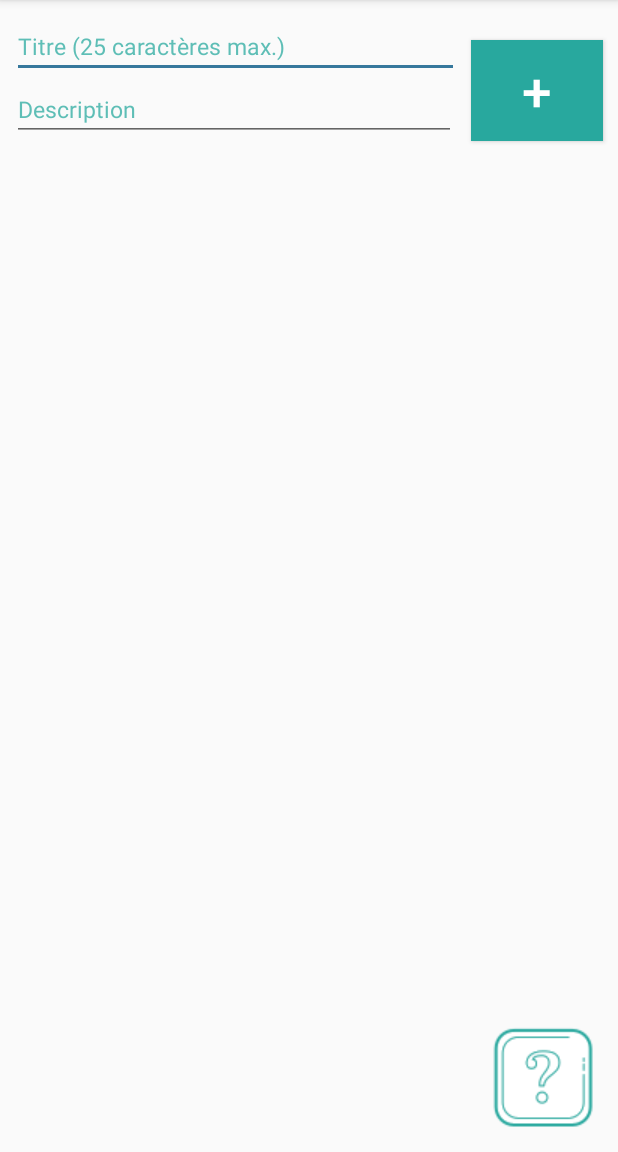
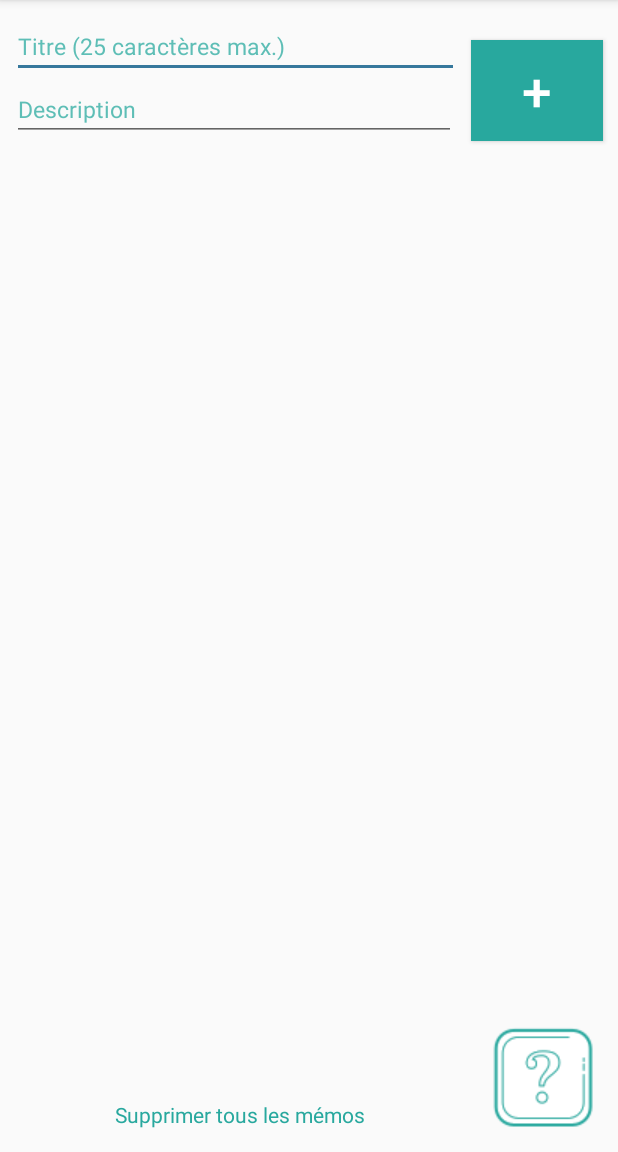
Before and after one commit to baptistelechat/MemoList, an Android app: the screen it shows after launch (MainActivity), on a phone screen of 412 x 824 dp, the part 84-1236 px from its top. Run offline under Robolectric (Android 15) with nearby library versions, the light colour scheme and no system bars; our stand-ins replace Room's generated code; libraries missing offline, so code that uses them is left out: com.loopj.android, cz.msebera.android.

Commit message:
✨ Add delete all memos

```diff
--- a/app/src/main/res/layout-land/activity_main.xml
+++ b/app/src/main/res/layout-land/activity_main.xml
@@ -47,6 +47,7 @@
         android:importantForAutofill="no" />
 
     <ImageView
+        android:id="@+id/help"
         android:layout_width="wrap_content"
         android:layout_height="wrap_content"
         app:layout_constraintBottom_toBottomOf="parent"
@@ -65,7 +66,7 @@
         app:layout_constraintLeft_toLeftOf="parent"
         app:layout_constraintRight_toLeftOf="@id/fragmentLandscape"
         app:layout_constraintTop_toBottomOf="@id/inputDescription"
-        app:layout_constraintBottom_toBottomOf="parent"
+        app:layout_constraintBottom_toTopOf="@id/deleteAll"
         android:layout_marginTop="15dp"
         android:layout_marginLeft="8dp"
         android:layout_marginRight="8dp"
@@ -99,6 +100,19 @@
         android:layout_marginLeft="8dp"
         android:layout_marginBottom="15dp"
         android:background="@color/colorPrimaryLight"
-        android:layout_marginStart="8dp" />
+        android:layout_marginStart="8dp"/>
+
+    <TextView
+        android:id="@+id/deleteAll"
+        android:layout_width="wrap_content"
+        android:layout_height="wrap_content"
+        android:text="@string/deleteAll"
+        android:textColor="@color/colorPrimary"
+        app:layout_constraintTop_toBottomOf="@id/MemoList"
+        app:layout_constraintRight_toLeftOf="@id/fragmentLandscape"
+        app:layout_constraintBottom_toBottomOf="parent"
+        app:layout_constraintLeft_toLeftOf="@id/MemoList"
+        android:layout_marginBottom="15dp"
+        android:onClick="deleteAll"/>
 
 </androidx.constraintlayout.widget.ConstraintLayout>
--- a/app/src/main/res/layout/activity_main.xml
+++ b/app/src/main/res/layout/activity_main.xml
@@ -46,6 +46,7 @@
         android:layout_marginEnd="10dp" />
 
     <ImageView
+        android:id="@+id/help"
         android:layout_width="wrap_content"
         android:layout_height="wrap_content"
         app:layout_constraintBottom_toBottomOf="parent"
@@ -62,10 +63,11 @@
         app:layout_constraintLeft_toLeftOf="parent"
         app:layout_constraintRight_toRightOf="parent"
         app:layout_constraintTop_toBottomOf="@id/inputDescription"
-        app:layout_constraintBottom_toBottomOf="parent"
+        app:layout_constraintBottom_toTopOf="@id/deleteAll"
         android:layout_marginTop="15dp"
         android:layout_marginLeft="8dp"
-        android:layout_marginRight="8dp"/>
+        android:layout_marginRight="8dp"
+        android:layout_marginBottom="15dp"/>
 
     <Button
         android:id="@+id/button"
@@ -83,4 +85,17 @@
         android:onClick="clickButton"
         android:layout_marginEnd="10dp" />
 
+    <TextView
+        android:id="@+id/deleteAll"
+        android:layout_width="wrap_content"
+        android:layout_height="wrap_content"
+        android:text="@string/deleteAll"
+        android:textColor="@color/colorPrimary"
+        app:layout_constraintTop_toBottomOf="@id/MemoList"
+        app:layout_constraintRight_toLeftOf="@id/help"
+        app:layout_constraintBottom_toBottomOf="parent"
+        app:layout_constraintLeft_toLeftOf="@id/MemoList"
+        android:layout_marginBottom="15dp"
+        android:onClick="deleteAll"/>
+
 </androidx.constraintlayout.widget.ConstraintLayout>
--- a/app/src/main/res/values/strings.xml
+++ b/app/src/main/res/values/strings.xml
@@ -6,4 +6,5 @@
 
     <string name="blank_fragment">A blank fragment</string>
     <string name="help">Help</string>
+    <string name="deleteAll">Supprimer tous les mémos</string>
 </resources>
--- a/gradle.properties
+++ b/gradle.properties
@@ -7,6 +7,8 @@
 # Specifies the JVM arguments used for the daemon process.
 # The setting is particularly useful for tweaking memory settings.
 org.gradle.jvmargs=-Xmx1536m
+#org.gradle.jvmargs=-XX\:MaxHeapSize\=256m -Xmx256m
+
 # When configured, Gradle will run in incubating parallel mode.
 # This option should only be used with decoupled projects. More details, visit
 # http://www.gradle.org/docs/current/userguide/multi_project_builds.html#sec:decoupled_projects
```
Also changed, not shown: app/src/main/java/com/monprojet/memolist/controller/MainActivity.java (+23 -14 lines).
